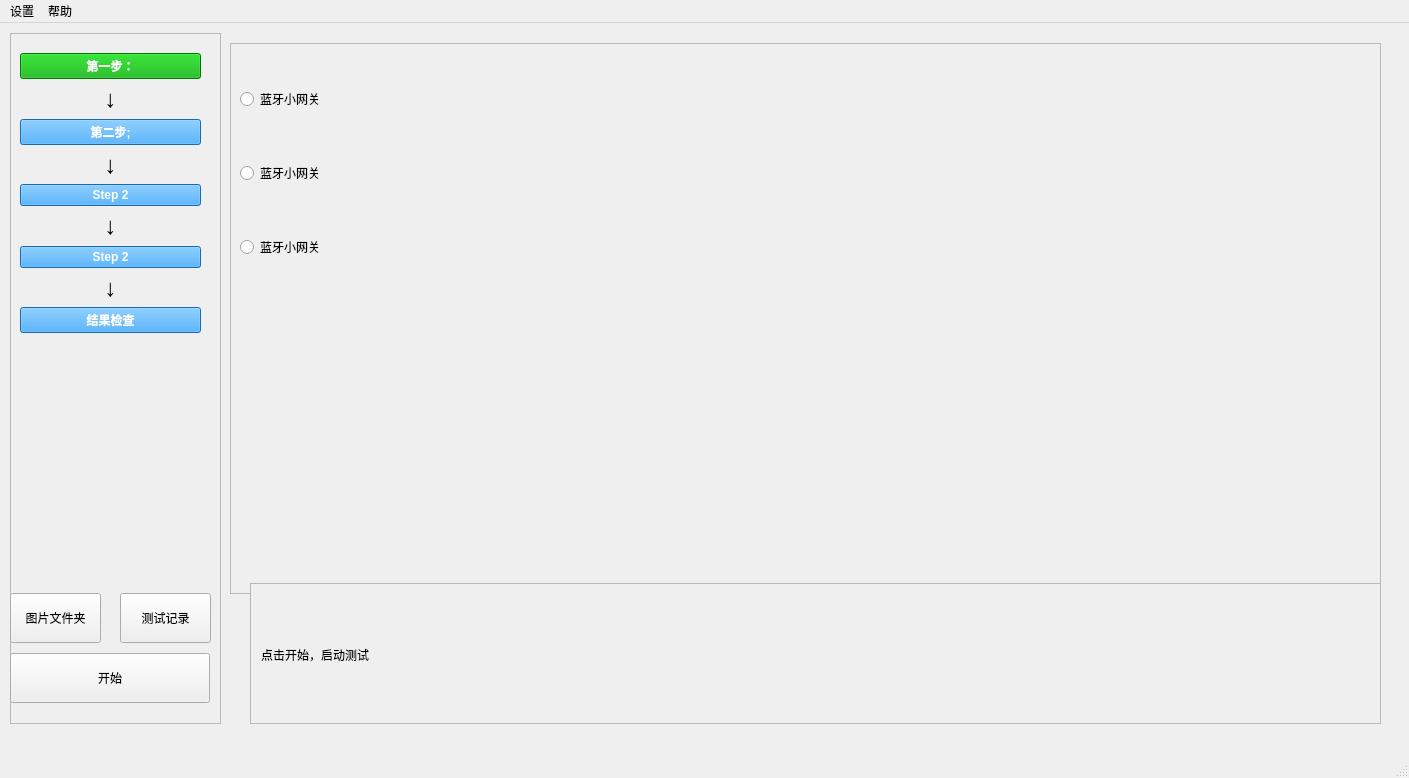
Old version of the form src/hotel/resource/nav_panel.ui in the repository garyhuang2018/Test.
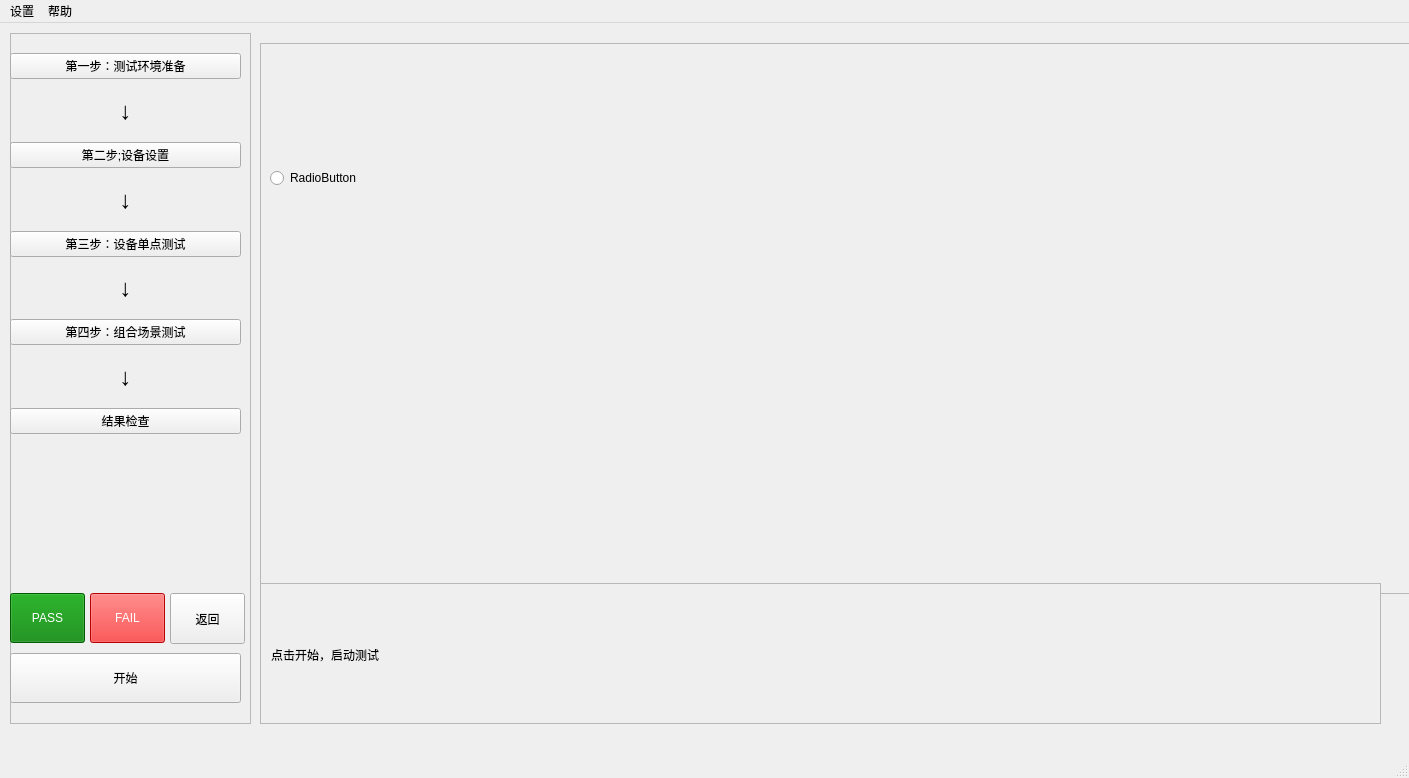
New version of the form.

Commit message: new ui for hotel factory test tool

```diff
--- a/src/hotel/resource/nav_panel.ui
+++ b/src/hotel/resource/nav_panel.ui
@@ -11,7 +11,7 @@
    </rect>
   </property>
   <property name="windowTitle">
-   <string>MainWindow</string>
+   <string>酒店产测调试工具</string>
   </property>
   <widget class="QWidget" name="centralwidget">
    <widget class="QFrame" name="frame">
@@ -19,7 +19,7 @@
      <rect>
       <x>10</x>
       <y>10</y>
-      <width>211</width>
+      <width>241</width>
       <height>691</height>
      </rect>
     </property>
@@ -37,7 +37,7 @@
       <rect>
        <x>0</x>
        <y>620</y>
-       <width>200</width>
+       <width>231</width>
        <height>50</height>
       </rect>
      </property>
@@ -57,7 +57,7 @@
       <string>开始</string>
      </property>
     </widget>
-    <widget class="QPushButton" name="img_path_btn">
+    <widget class="QPushButton" name="pass_button">
      <property name="enabled">
       <bool>true</bool>
      </property>
@@ -65,7 +65,7 @@
       <rect>
        <x>0</x>
        <y>560</y>
-       <width>91</width>
+       <width>75</width>
        <height>50</height>
       </rect>
      </property>
@@ -81,19 +81,22 @@
        <height>50</height>
       </size>
      </property>
+     <property name="styleSheet">
+      <string notr="true">background-color: green; color: white;</string>
+     </property>
      <property name="text">
-      <string>图片文件夹</string>
+      <string>PASS</string>
      </property>
     </widget>
-    <widget class="QPushButton" name="test_record_btn">
+    <widget class="QPushButton" name="fail_button">
      <property name="enabled">
       <bool>true</bool>
      </property>
      <property name="geometry">
       <rect>
-       <x>110</x>
+       <x>80</x>
        <y>560</y>
-       <width>91</width>
+       <width>75</width>
        <height>50</height>
       </rect>
      </property>
@@ -109,40 +112,35 @@
        <height>50</height>
       </size>
      </property>
-     <property name="text">
-      <string>测试记录</string>
+     <property name="styleSheet">
+      <string notr="true">background-color: red; color: white;</string>
      </property>
-    </widget>
-    <widget class="QLabel" name="result">
-     <property name="geometry">
-      <rect>
-       <x>30</x>
-       <y>420</y>
-       <width>131</width>
-       <height>61</height>
-      </rect>
-     </property>
      <property name="text">
-      <string/>
+      <string>FAIL</string>
      </property>
     </widget>
     <widget class="QWidget" name="verticalLayoutWidget">
      <property name="geometry">
       <rect>
-       <x>10</x>
+       <x>0</x>
        <y>20</y>
-       <width>181</width>
-       <height>281</height>
+       <width>231</width>
+       <height>381</height>
       </rect>
      </property>
      <layout class="QVBoxLayout" name="verticalLayout">
       <item>
-       <widget class="QPushButton" name="step2Button_2">
+       <widget class="QPushButton" name="step1">
+        <property name="font">
+         <font>
+          <family>宋体</family>
+         </font>
+        </property>
         <property name="styleSheet">
-         <string notr="true">background-color: rgb(0, 170, 0); color: white; font-weight: bold;</string>
+         <string notr="true"/>
         </property>
         <property name="text">
-         <string>第一步：</string>
+         <string>第一步：测试环境准备</string>
         </property>
        </widget>
       </item>
@@ -165,12 +163,12 @@
        </widget>
       </item>
       <item>
-       <widget class="QPushButton" name="step2Button">
+       <widget class="QPushButton" name="step2">
         <property name="styleSheet">
-         <string notr="true">background-color: #2196F3; color: white; font-weight: bold;</string>
+         <string notr="true"/>
         </property>
         <property name="text">
-         <string>第二步;</string>
+         <string>第二步;设备设置</string>
         </property>
        </widget>
       </item>
@@ -193,12 +191,12 @@
        </widget>
       </item>
       <item>
-       <widget class="QPushButton" name="step2Button_3">
+       <widget class="QPushButton" name="step3">
         <property name="styleSheet">
-         <string notr="true">background-color: #2196F3; color: white; font-weight: bold;</string>
+         <string notr="true"/>
         </property>
         <property name="text">
-         <string>Step 2</string>
+         <string>第三步：设备单点测试</string>
         </property>
        </widget>
       </item>
@@ -221,12 +219,12 @@
        </widget>
       </item>
       <item>
-       <widget class="QPushButton" name="step2Button_4">
+       <widget class="QPushButton" name="step4">
         <property name="styleSheet">
-         <string notr="true">background-color: #2196F3; color: white; font-weight: bold;</string>
+         <string notr="true"/>
         </property>
         <property name="text">
-         <string>Step 2</string>
+         <string>第四步：组合场景测试</string>
         </property>
        </widget>
       </item>
@@ -249,9 +247,9 @@
        </widget>
       </item>
       <item>
-       <widget class="QPushButton" name="step2Button_5">
+       <widget class="QPushButton" name="step5">
         <property name="styleSheet">
-         <string notr="true">background-color: #2196F3; color: white; font-weight: bold;</string>
+         <string notr="true"/>
         </property>
         <property name="text">
          <string>结果检查</string>
@@ -260,11 +258,42 @@
       </item>
      </layout>
     </widget>
+    <widget class="QPushButton" name="back_button">
+     <property name="enabled">
+      <bool>true</bool>
+     </property>
+     <property name="geometry">
+      <rect>
+       <x>160</x>
+       <y>560</y>
+       <width>75</width>
+       <height>51</height>
+      </rect>
+     </property>
+     <property name="sizePolicy">
+      <sizepolicy hsizetype="Minimum" vsizetype="Preferred">
+       <horstretch>0</horstretch>
+       <verstretch>0</verstretch>
+      </sizepolicy>
+     </property>
+     <property name="minimumSize">
+      <size>
+       <width>0</width>
+       <height>50</height>
+      </size>
+     </property>
+     <property name="styleSheet">
+      <string notr="true"/>
+     </property>
+     <property name="text">
+      <string>返回</string>
+     </property>
+    </widget>
    </widget>
-   <widget class="QFrame" name="frame_2">
+   <widget class="QFrame" name="right_frame">
     <property name="geometry">
      <rect>
-      <x>230</x>
+      <x>260</x>
       <y>20</y>
       <width>1151</width>
       <height>551</height>
@@ -293,30 +322,16 @@
      <property name="geometry">
       <rect>
        <x>10</x>
-       <y>0</y>
-       <width>601</width>
-       <height>261</height>
+       <y>10</y>
+       <width>691</width>
+       <height>251</height>
       </rect>
      </property>
      <layout class="QGridLayout" name="gridLayout">
-      <item row="2" column="0">
-       <widget class="QRadioButton" name="int_radio_3">
-        <property name="text">
-         <string>蓝牙小网关</string>
-        </property>
-       </widget>
-      </item>
       <item row="0" column="0">
-       <widget class="QRadioButton" name="int_radio">
+       <widget class="QRadioButton" name="radioButton">
         <property name="text">
-         <string>蓝牙小网关</string>
-        </property>
-       </widget>
-      </item>
-      <item row="1" column="0">
-       <widget class="QRadioButton" name="int_radio_2">
-        <property name="text">
-         <string>蓝牙小网关</string>
+         <string>RadioButton</string>
         </property>
        </widget>
       </item>
@@ -326,9 +341,9 @@
    <widget class="QScrollArea" name="scrollArea">
     <property name="geometry">
      <rect>
-      <x>250</x>
+      <x>260</x>
       <y>560</y>
-      <width>1131</width>
+      <width>1121</width>
       <height>141</height>
      </rect>
     </property>
@@ -340,7 +355,7 @@
       <rect>
        <x>0</x>
        <y>0</y>
-       <width>1129</width>
+       <width>1119</width>
        <height>139</height>
       </rect>
      </property>
```
The commit also changes 1 other file.
